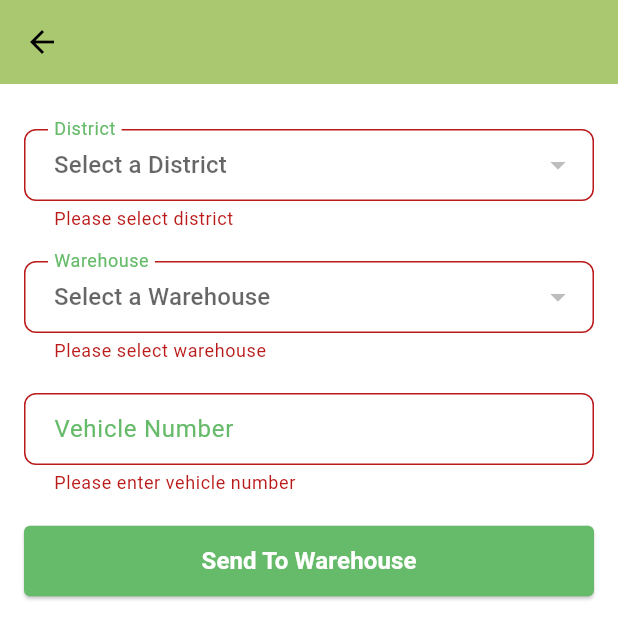
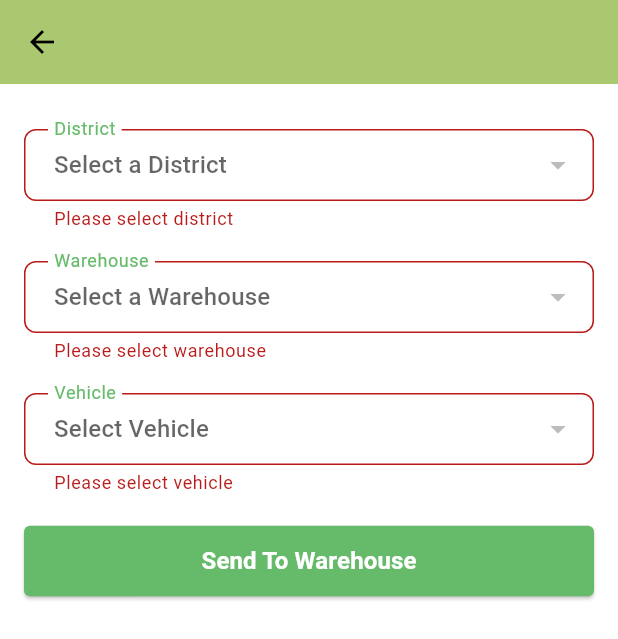
Before and after one commit to Kuldeepsinghhada/rajfed_qr, a Flutter app: the UploadWarehouseScreen screen opened directly with empty values, after a tap on "Send To Warehouse", on a phone screen of 412 x 824 dp. Shown: the top 639 px of the screen. Run offline on Flutter 3.47's test engine with Material 3 defaults, Android fonts, the phone set to English and light mode, and no system bars; drawn by our look-alikes of upgrader; our stand-ins replace connectivity_plus, device_info_plus, dio, fluttertoast, geolocator, image_picker and 4 more; missing offline and left inert: ai_barcode_scanner; accounts and stored records are empty; network calls fail.

Commit message:
vehicle update

```diff
--- a/lib/APIService/api_endpoint.dart
+++ b/lib/APIService/api_endpoint.dart
@@ -20,6 +20,7 @@ class APIEndPoint {
   static String dispatchToWareHouse = "DispatchedToWareHouse";
   static String rejectedInchargeDashboard = "Rejected_Incharge";
   static String sentInchargeDashboard = "Sent_Incharge_Dashboard";
+  static String vehicleDetails = "vehicle_details";
 
   // WareHouse Detail
   static String wareHouseDetails = "WarehouseDetailsQrCodeWise";
--- a/lib/Screens/Incharge/incharge_home/incharge_home.dart
+++ b/lib/Screens/Incharge/incharge_home/incharge_home.dart
@@ -1,5 +1,4 @@
 import 'dart:developer';
-
 import 'package:ai_barcode_scanner/ai_barcode_scanner.dart';
 import 'package:flutter/material.dart';
 import 'package:fluttertoast/fluttertoast.dart';
--- a/lib/Screens/Incharge/incharge_home/incharge_service.dart
+++ b/lib/Screens/Incharge/incharge_home/incharge_service.dart
@@ -8,6 +8,7 @@ import 'package:rajfed_qr/models/dispatch_incharge_model.dart';
 import 'package:rajfed_qr/models/district_model.dart';
 import 'package:rajfed_qr/models/incharge_details.dart';
 import 'package:rajfed_qr/models/saved_qr_model.dart';
+import 'package:rajfed_qr/models/vehicle_model.dart';
 import 'package:rajfed_qr/models/warehouse_model.dart';
 import 'package:rajfed_qr/utils/enums.dart';
 import 'package:rajfed_qr/utils/toast_formatter.dart';
@@ -198,4 +199,27 @@ class InchargeService {
       return null;
     }
   }
+
+  Future<APIResponse?> getVehicleDetail() async {
+    try {
+      var purchaseCenterID =
+          await SharedPreferenceHelper.instance.getPurchaseCenterId();
+
+      var query = "?PurchaseCenterID=$purchaseCenterID";
+
+      var response = await ApiService.instance.apiCall(
+          APIEndPoint.vehicleDetails + query, HttpRequestType.get, null);
+      if (response.status) {
+        List<VehicleModel> vehicleList =
+            (response.data['response']['data'] as List)
+                .map((item) => VehicleModel.fromJson(item))
+                .toList();
+        return APIResponse(true, vehicleList, "");
+      }
+      return APIResponse(false, null, response.error);
+    } catch (e) {
+      showErrorToast("Something went wrong");
+      return null;
+    }
+  }
 }
--- a/lib/Screens/Incharge/upload_warehouse_screen/upload_warehouse_screen.dart
+++ b/lib/Screens/Incharge/upload_warehouse_screen/upload_warehouse_screen.dart
@@ -10,6 +10,7 @@ import 'package:rajfed_qr/common_views/common_button.dart';
 import 'package:rajfed_qr/common_views/loader_dialog.dart';
 import 'package:rajfed_qr/models/district_model.dart';
 import 'package:rajfed_qr/models/saved_qr_model.dart';
+import 'package:rajfed_qr/models/vehicle_model.dart';
 import 'package:rajfed_qr/models/warehouse_model.dart';
 import 'package:rajfed_qr/utils/toast_formatter.dart';
 import 'package:dio/dio.dart';
@@ -30,13 +31,17 @@ class _UploadWarehouseScreenState extends State<UploadWarehouseScreen> {
   List<WareHouseModel> wareHouseList = [];
   List<String> warehouseStringList = [];
 
+  String? selectedVehicle;
+  List<VehicleModel> vehicleList = [];
+  List<String> vehicleStringList = [];
+
   final List<SavedQrModel> qrCodeList = [];
-  var truckController = TextEditingController();
   final _formKey = GlobalKey<FormState>();
 
   @override
   void initState() {
     getDistrictAPICall();
+    getVehicleAPICall();
     super.initState();
   }
 
@@ -86,6 +91,32 @@ class _UploadWarehouseScreenState extends State<UploadWarehouseScreen> {
         for (var item in wareHouseList) {
           if (item.wareHouseName != null) {
             warehouseStringList.add(item.wareHouseName!);
+          }
+        }
+        setState(() {});
+      } else {
+        showErrorToast(response?.error ?? 'Something Went wrong');
+      }
+    } catch (e) {
+      if (!mounted) return;
+      Navigator.pop(context);
+      showErrorToast("Something went wrong");
+    }
+  }
+
+  void getVehicleAPICall() async {
+    await Future.delayed(Duration(microseconds: 200));
+    if (!mounted) return;
+    showLoadingDialog(context);
+    try {
+      var response = await InchargeService.instance.getVehicleDetail();
+      if (!mounted) return;
+      Navigator.pop(context);
+      if (response?.status == true) {
+        vehicleList = response?.data ?? [];
+        for (var item in vehicleList) {
+          if (item.truckNo != null) {
+            vehicleStringList.add(item.truckNo!);
           }
         }
         setState(() {});
@@ -156,7 +187,7 @@ class _UploadWarehouseScreenState extends State<UploadWarehouseScreen> {
             children: [
               districtDropdown(),
               wareHouseDropdown(),
-              truckNumberField(),
+              vehicleDropdown(),
               CommonButton(
                   text: "Send To Warehouse",
                   onPressed: () {
@@ -167,7 +198,7 @@ class _UploadWarehouseScreenState extends State<UploadWarehouseScreen> {
                           warehouseStringList.indexOf(selectedWarehouse ?? '');
                       for (var item in widget.qrCodeList) {
                         item.wareHouseId = wareHouseList[index].wareHouseId;
-                        item.vehicleNo = truckController.text;
+                        item.vehicleNo = selectedVehicle;
                         qrCodeList.add(item);
                       }
                       dispatchedToWarehouse();
@@ -205,6 +236,47 @@ class _UploadWarehouseScreenState extends State<UploadWarehouseScreen> {
       },
       decoration: InputDecoration(
         labelText: "District",
+        labelStyle: TextStyle(color: Colors.green.shade400),
+        border: OutlineInputBorder(
+          borderRadius: BorderRadius.circular(8), // Rounded border
+          borderSide: BorderSide(color: Colors.green.shade400, width: 2),
+        ),
+        enabledBorder: OutlineInputBorder(
+          borderRadius: BorderRadius.circular(8),
+          borderSide: BorderSide(color: Colors.grey, width: 1.5),
+        ),
+        focusedBorder: OutlineInputBorder(
+          borderRadius: BorderRadius.circular(8),
+          borderSide: BorderSide(color: Colors.green.shade400, width: 2),
+        ),
+        contentPadding: EdgeInsets.symmetric(horizontal: 16, vertical: 12),
+      ),
+    );
+  }
+
+  Widget vehicleDropdown() {
+    return DropdownButtonFormField<String>(
+      value: selectedVehicle,
+      hint: Text("Select Vehicle"),
+      items: vehicleStringList
+          .map((String value) => DropdownMenuItem(
+                value: value,
+                child: Text(value),
+              ))
+          .toList(),
+      onChanged: (newValue) {
+        setState(() {
+          selectedVehicle = newValue;
+        });
+      },
+      validator: (value) {
+        if (value == null) {
+          return 'Please select vehicle';
+        }
+        return null;
+      },
+      decoration: InputDecoration(
+        labelText: "Vehicle",
         labelStyle: TextStyle(color: Colors.green.shade400),
         border: OutlineInputBorder(
           borderRadius: BorderRadius.circular(8), // Rounded border
@@ -263,38 +335,6 @@ class _UploadWarehouseScreenState extends State<UploadWarehouseScreen> {
       ),
     );
   }
-
-  Widget truckNumberField() {
-    return TextFormField(
-      controller: truckController,
-      validator: (value) {
-        if (value != null && value.trim().isEmpty) {
-          return 'Please enter vehicle number';
-        } else if ((value ?? '').trim().length < 10) {
-          return 'Please enter correct number';
-        }
-        return null;
-      },
-      inputFormatters: [UpperCaseTextFormatter()],
-      decoration: InputDecoration(
-        labelText: "Vehicle Number",
-        labelStyle: TextStyle(color: Colors.green.shade400),
-        border: OutlineInputBorder(
-          borderRadius: BorderRadius.circular(8), // Rounded corners
-          borderSide: BorderSide(color: Colors.green.shade400, width: 2),
-        ),
-        enabledBorder: OutlineInputBorder(
-          borderRadius: BorderRadius.circular(8),
-          borderSide: BorderSide(color: Colors.grey, width: 1.5),
-        ),
-        focusedBorder: OutlineInputBorder(
-          borderRadius: BorderRadius.circular(8),
-          borderSide: BorderSide(color: Colors.green.shade400, width: 2),
-        ),
-        contentPadding: EdgeInsets.symmetric(horizontal: 16, vertical: 12),
-      ),
-    );
-  }
 }
 
 class UpperCaseTextFormatter extends TextInputFormatter {
--- a/lib/Screens/Warehouse/warehouse_home.dart
+++ b/lib/Screens/Warehouse/warehouse_home.dart
@@ -315,11 +315,11 @@ class _WarehouseHomeState extends State<WarehouseHome> {
           child: TextFormField(
             focusNode: _focusNode,
             controller: _searchController,
-            maxLength: 10,
+            //maxLength: 10,
             inputFormatters: [UpperCaseTextFormatter()],
             style: TextStyle(fontWeight: FontWeight.w600),
             decoration: InputDecoration(
-              hintText: "Vehicle number",
+              hintText: "Vehicle / Dispatch ID",
               hintStyle: TextStyle(fontWeight: FontWeight.w500),
               filled: true,
               fillColor: Colors.grey[100],
@@ -332,8 +332,6 @@ class _WarehouseHomeState extends State<WarehouseHome> {
             ),
             validator: (value) {
               if (value != null && value.trim().isEmpty) {
-                return "Please enter correct number";
-              } else if ((value ?? '').trim().length != 10) {
                 return "Please enter correct number";
               }
               return null;
--- /dev/null
+++ b/lib/models/vehicle_model.dart
@@ -0,0 +1,36 @@
+class VehicleModel {
+  String? ownerName;
+  String? mobileNo;
+  String? panNo;
+  String? address;
+  String? tinNo;
+  String? truckNo;
+
+  VehicleModel(
+      {this.ownerName,
+        this.mobileNo,
+        this.panNo,
+        this.address,
+        this.tinNo,
+        this.truckNo});
+
+  VehicleModel.fromJson(Map<String, dynamic> json) {
+    ownerName = json['ownerName'];
+    mobileNo = json['mobileNo'];
+    panNo = json['panNo'];
+    address = json['address'];
+    tinNo = json['tinNo'];
+    truckNo = json['truckNo'];
+  }
+
+  Map<String, dynamic> toJson() {
+    final Map<String, dynamic> data = new Map<String, dynamic>();
+    data['ownerName'] = this.ownerName;
+    data['mobileNo'] = this.mobileNo;
+    data['panNo'] = this.panNo;
+    data['address'] = this.address;
+    data['tinNo'] = this.tinNo;
+    data['truckNo'] = this.truckNo;
+    return data;
+  }
+}
```
Also changed, not shown: lib/Screens/Operator/Home/HomeScreen.dart (+6 -6 lines), lib/main.dart (+20 -13 lines), 9 other files.
